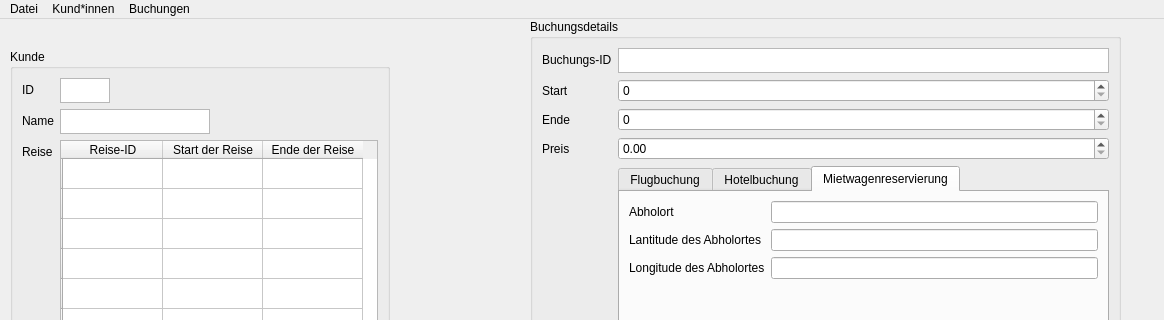
The window that mainwindow.ui (BigBen11/UpAndAway) describes before a commit, drawn with Qt 5; both pictures show x 0 to 1164 and y 0 to 320 of the 1164 by 800 pixel window.
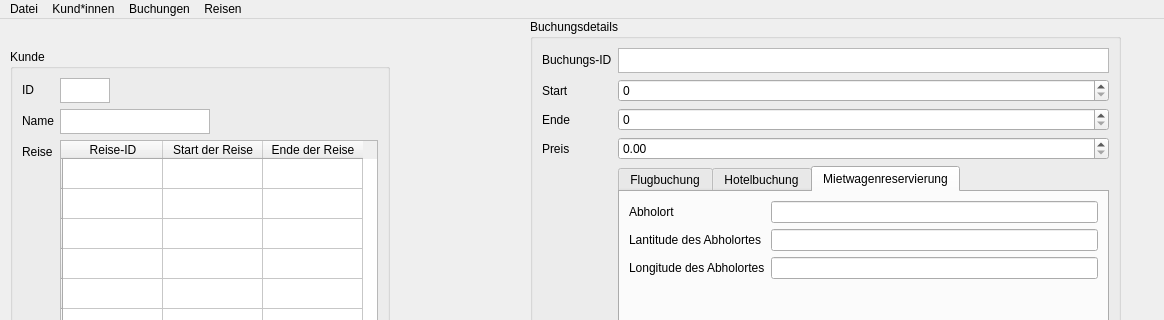
The same window after the commit. Icons and pictures are not drawn.

Diff of the .ui file:
```diff
--- a/mainwindow.ui
+++ b/mainwindow.ui
@@ -806,7 +806,7 @@
      <x>0</x>
      <y>0</y>
      <width>1164</width>
-     <height>21</height>
+     <height>25</height>
     </rect>
    </property>
    <widget class="QMenu" name="menuDatei">
@@ -830,9 +830,16 @@
     <addaction name="actionNeue_Buchung_anlegen"/>
     <addaction name="actionBuchungen_sortieren"/>
    </widget>
+   <widget class="QMenu" name="menuReisen">
+    <property name="title">
+     <string>Reisen</string>
+    </property>
+    <addaction name="actionReisen_pr_fen"/>
+   </widget>
    <addaction name="menuDatei"/>
    <addaction name="menuKund_innen"/>
    <addaction name="menuBuchungen"/>
+   <addaction name="menuReisen"/>
   </widget>
   <widget class="QStatusBar" name="statusbar"/>
   <action name="actionEinlesen">
```
Left out of the diff: 11 changed lines with no effect on the pictures.
